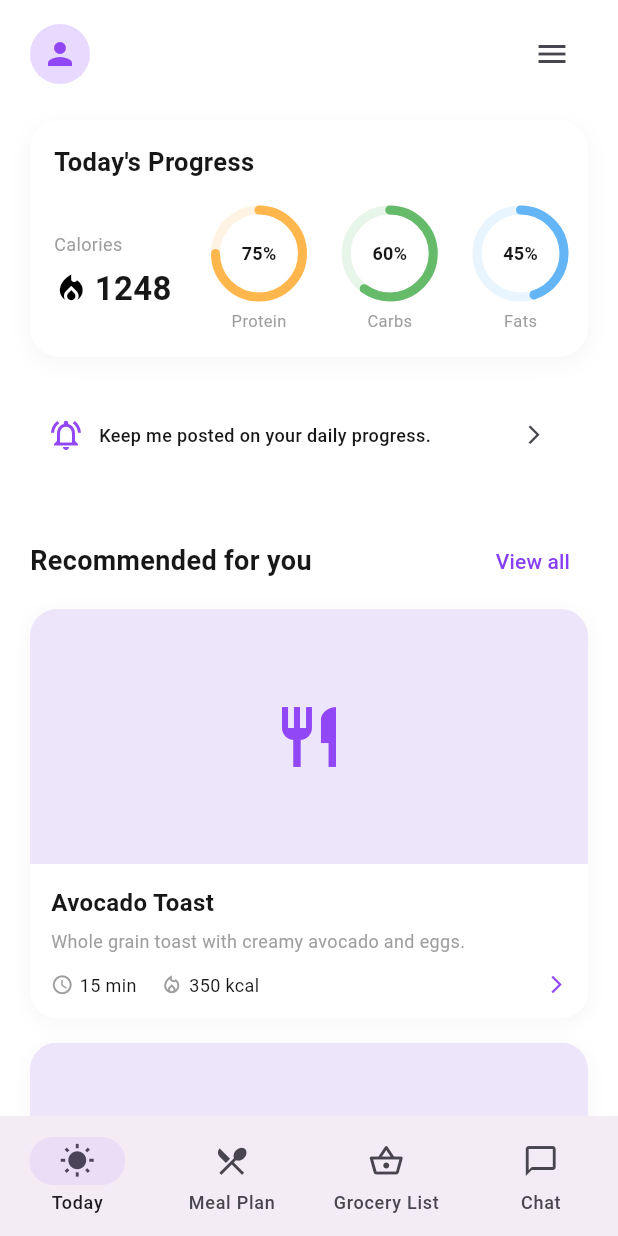
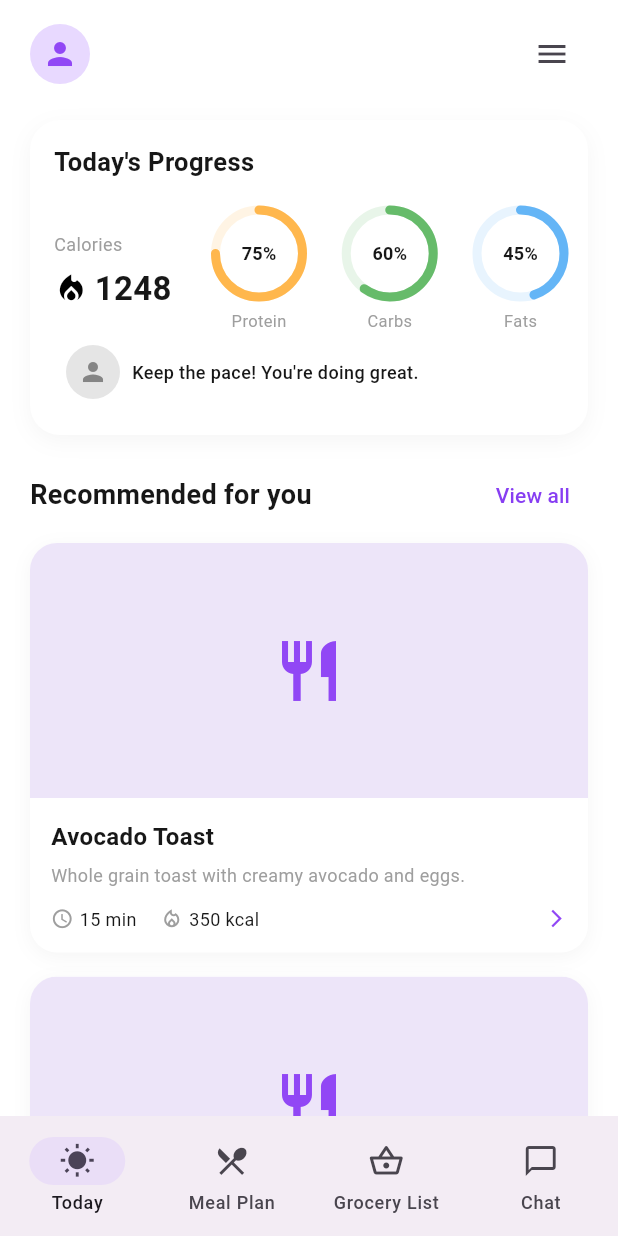
Before and after one commit to laszlo-botond/awesome-meal-planner, a Flutter app: the screen it shows after launch, on a phone screen of 412 x 824 dp. Run offline on Flutter 3.47's test engine with Material 3 defaults, Android fonts, the phone set to English and light mode, and no system bars.

Commit message:
lab1: align design with figma screens

```diff
--- a/lib/screens/home_screen.dart
+++ b/lib/screens/home_screen.dart
@@ -4,6 +4,7 @@ import 'package:flutter/material.dart';
 import '../models/meal.dart';
 import '../viewmodels/home_viewmodel.dart';
 import '../widgets/progress_card.dart';
+import '../theme/app_theme.dart';
 
 class HomeScreen extends StatefulWidget {
   final HomeViewModel viewModel;
@@ -103,9 +104,7 @@ class _HomeScreenState extends State<HomeScreen> {
         padding: const EdgeInsets.fromLTRB(20, 8, 20, 24),
         children: [
           _buildProgressSection(),
-          const SizedBox(height: 16),
-          _buildDailyReminder(),
-          const SizedBox(height: 24),
+          const SizedBox(height: AppSpacing.md),
           _buildMealSection(),
         ],
       ),
@@ -120,45 +119,6 @@ class _HomeScreenState extends State<HomeScreen> {
       proteinPercentage: 0.75,
       carbsPercentage: 0.60,
       fatsPercentage: 0.45,
-    );
-  }
-
-  // Daily reminder
-
-  Widget _buildDailyReminder() {
-    return Container(
-      padding: const EdgeInsets.all(12),
-      decoration: BoxDecoration(
-        color: Colors.white,
-        borderRadius: BorderRadius.circular(14),
-      ),
-      child: Row(
-        children: [
-          const Icon(
-            Icons.notifications_active_outlined,
-            color: Color(0xFF9147F5),
-          ),
-          const SizedBox(width: 10),
-          const Expanded(
-            child: Text(
-              'Keep me posted on your daily progress.',
-              style: TextStyle(
-                fontSize: 12,
-                fontWeight: FontWeight.w500,
-              ),
-            ),
-          ),
-          IconButton(
-            onPressed: () {
-              // Reminder preferences will be implemented later.
-            },
-            icon: const Icon(
-              Icons.arrow_forward_ios,
-              size: 15,
-            ),
-          ),
-        ],
-      ),
     );
   }
 
--- a/lib/theme/app_theme.dart
+++ b/lib/theme/app_theme.dart
@@ -1,4 +1,8 @@
 import 'package:flutter/material.dart';
+
+export 'app_colors.dart';
+export 'app_radii.dart';
+export 'app_spacing.dart';
 
 import 'app_colors.dart';
 import 'app_radii.dart';
--- a/lib/widgets/progress_card.dart
+++ b/lib/widgets/progress_card.dart
@@ -1,4 +1,6 @@
 import 'package:flutter/material.dart';
+
+import '../theme/app_theme.dart';
 
 class ProgressCard extends StatelessWidget {
   final int calories;
@@ -63,6 +65,8 @@ class ProgressCard extends StatelessWidget {
               ),
             ],
           ),
+
+          _buildEncouragementMessage()
         ],
       ),
     );
@@ -149,4 +153,38 @@ class ProgressCard extends StatelessWidget {
       ],
     );
   }
+
+  Widget _buildEncouragementMessage() {
+  return Container(
+    padding: const EdgeInsets.all(AppSpacing.sm),
+    decoration: BoxDecoration(
+      color: AppColors.background,
+      borderRadius: BorderRadius.circular(AppRadii.medium),
+    ),
+    child: Row(
+      children: [
+        const CircleAvatar(
+          radius: 18,
+          backgroundColor: AppColors.border,
+          child: Icon(
+            Icons.person,
+            color: AppColors.textSecondary,
+            size: 20,
+          ),
+        ),
+        const SizedBox(width: AppSpacing.sm),
+        const Expanded(
+          child: Text(
+            "Keep the pace! You're doing great.",
+            style: TextStyle(
+              fontSize: 12,
+              fontWeight: FontWeight.w500,
+              color: AppColors.textPrimary,
+            ),
+          ),
+        ),
+      ],
+    ),
+  );
 }
+}
```
